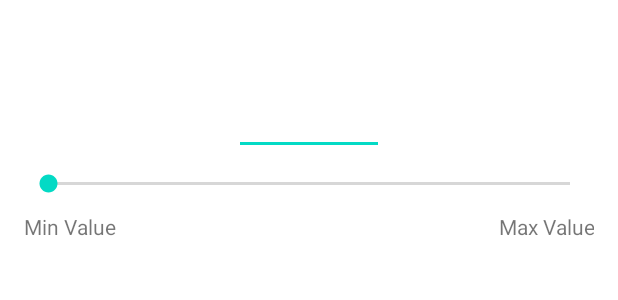
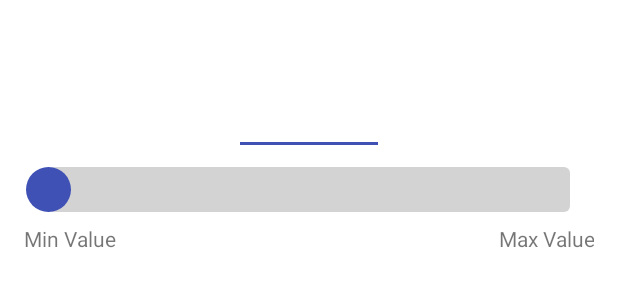
Before and after one commit to ElderLucas/graphicExample, an Android app: the layout edit_text_slider.xml on its own in the app's theme, with its tools: preview values and no code run, on a phone screen of 412 x 824 dp. Shown: the top 300 px of the screen. Run offline under Robolectric (Android 15) with nearby library versions, the phone set to English and light mode, and no system bars.

Commit message:
Implementação V1.0 Homol EditTextSlider

```diff
--- /dev/null
+++ b/app/src/main/res/drawable/cursor_drawable.xml
@@ -0,0 +1,4 @@
+<shape xmlns:android="http://schemas.android.com/apk/res/android">
+    <size android:width="2dp" />
+    <solid android:color="@color/primary" />
+</shape>
--- /dev/null
+++ b/app/src/main/res/drawable/progress_drawable.xml
@@ -0,0 +1,18 @@
+<layer-list xmlns:android="http://schemas.android.com/apk/res/android">
+    <!-- Background Track -->
+    <item android:id="@android:id/background">
+        <shape android:shape="rectangle">
+            <solid android:color="#D3D3D3"/> <!-- Cor da trilha de fundo -->
+            <corners android:radius="4dp"/> <!-- Arredondamento das bordas -->
+        </shape>
+    </item>
+    <!-- Foreground Track -->
+    <item android:id="@android:id/progress">
+        <clip>
+            <shape android:shape="rectangle">
+                <solid android:color="#747474"/> <!-- Cor da trilha de progresso -->
+                <corners android:radius="4dp"/>
+            </shape>
+        </clip>
+    </item>
+</layer-list>
--- /dev/null
+++ b/app/src/main/res/drawable/thumb_drawable.xml
@@ -0,0 +1,8 @@
+<!-- thumb_drawable.xml -->
+<shape xmlns:android="http://schemas.android.com/apk/res/android"
+    android:shape="oval">
+    <solid android:color="#3F51B5"/>
+    <size
+        android:width="30dp"
+    android:height="30dp"/>
+</shape>
--- a/app/src/main/res/layout/edit_text_slider.xml
+++ b/app/src/main/res/layout/edit_text_slider.xml
@@ -13,6 +13,8 @@
         android:layout_gravity="center"
         android:textStyle="bold"
         android:textSize="35dp"
+        android:textCursorDrawable="@drawable/cursor_drawable"
+        android:backgroundTint="@color/line_color"
         android:minWidth="100dp"
         android:padding="20dp"
         android:inputType="numberDecimal"/>
@@ -21,8 +23,12 @@
         android:id="@+id/slider"
         android:layout_width="match_parent"
         android:layout_height="wrap_content"
-        android:padding="10dp"
-        android:max="100" />
+        android:progressDrawable="@drawable/progress_drawable"
+        android:thumb="@drawable/thumb_drawable"
+        android:padding="8dp"
+        android:elevation="4dp"
+        android:splitTrack="false" />
+
 
     <LinearLayout
         android:layout_width="match_parent"
--- a/app/src/main/res/values/colors.xml
+++ b/app/src/main/res/values/colors.xml
@@ -12,4 +12,10 @@
     <color name="pieColor3">#3F51B5</color>
     <color name="primary">#273BA6</color>
 
+    <!-- Cor do cursor do EditText -->
+    <color name="cursor_color">#FF5722</color>
+
+    <!-- Cor da linha do EditText -->
+    <color name="line_color">#3F51B5</color>
+
 </resources>
--- a/app/src/main/res/values/themes.xml
+++ b/app/src/main/res/values/themes.xml
@@ -6,11 +6,21 @@
         <item name="colorPrimaryVariant">@color/purple_700</item>
         <item name="colorOnPrimary">@color/white</item>
         <!-- Secondary brand color. -->
-        <item name="colorSecondary">@color/teal_200</item>
+        <item name="colorSecondary">@color/pieColor3</item>
         <item name="colorSecondaryVariant">@color/teal_700</item>
         <item name="colorOnSecondary">@color/black</item>
         <!-- Status bar color. -->
         <item name="android:statusBarColor">?attr/colorPrimaryVariant</item>
         <!-- Customize your theme here. -->
     </style>
+
+
+    <style name="CustomEditText" parent="Widget.AppCompat.EditText">
+        <!-- Cor do cursor -->
+        <item name="colorControlActivated">@color/cursor_color</item>
+        <!-- Cor da linha quando o EditText está ativo/focado -->
+        <item name="colorAccent">@color/line_color</item>
+    </style>
+
+
 </resources>
```
